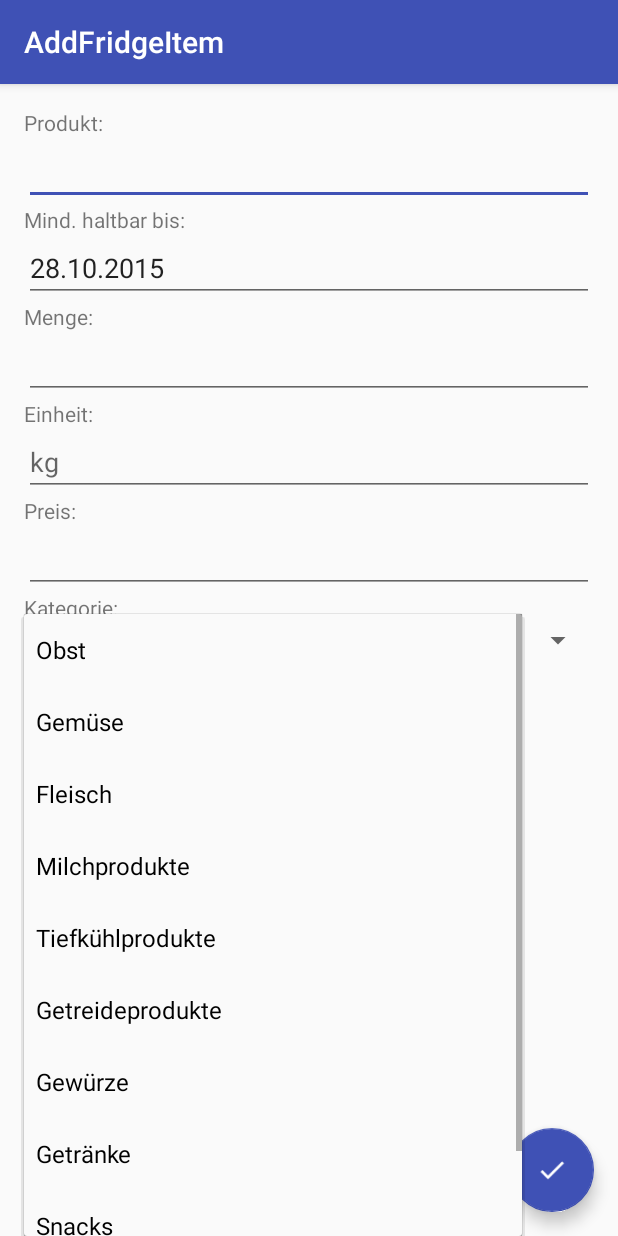
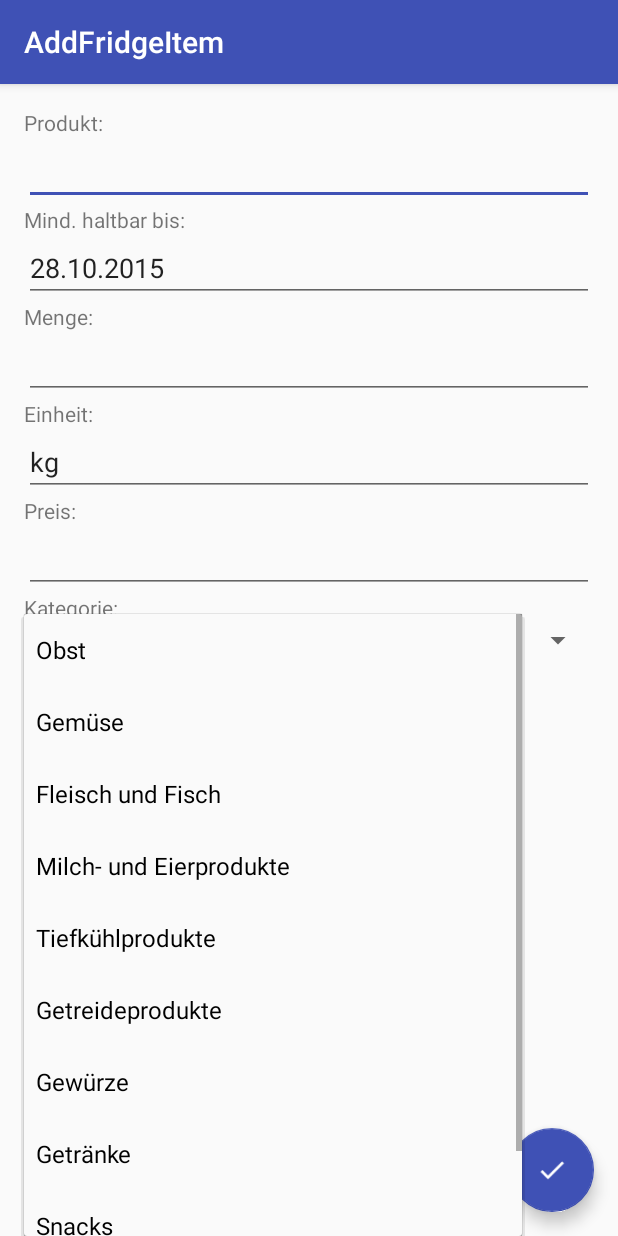
Before and after one commit to BlauerRiese/MyVirtualFridge_2.0, an Android app: the AddFridgeItem screen opened directly, with no data from a screen before it, after a tap on "Obst", on a phone screen of 412 x 824 dp. Run offline under Robolectric (Android 15) with nearby library versions, the phone set to English and light mode, and no system bars.

Commit message:
Kategorien angepasst, Daten werden (hoffentlich) in DB geschrieben :)

```diff
--- a/app/src/main/java/bjoernbinzer/myvirtualfridge/FridgeDB.java
+++ b/app/src/main/java/bjoernbinzer/myvirtualfridge/FridgeDB.java
@@ -15,10 +15,10 @@ public class FridgeDB {
     private static FridgeDBHelper mDBHelper;
 
     public static void createFridgeDB (Context context){
-        mDBHelper = new FridgeDBHelper(context);
+        if (mDBHelper == null ) mDBHelper = new FridgeDBHelper(context);
     }
 
-    public static long insertEntry(int id, String product, String durability,
+    public static long insertEntry(String product, String durability,
                                    double quantity, String uom, double price,
                                    String category ){
 
@@ -27,7 +27,6 @@ public class FridgeDB {
 
         // Create a new map of values, where column names are the keys
         ContentValues values = new ContentValues();
-        values.put(FridgeDBHelper.COLUMN_ENTRY_ID, id);
         values.put(FridgeDBHelper.COLUMN_PRODUCT, product);
         values.put(FridgeDBHelper.COLUMN_DURABILITY, durability);
         values.put(FridgeDBHelper.COLUMN_QUANTITY, quantity);
--- a/app/src/main/java/bjoernbinzer/myvirtualfridge/StartActivity.java
+++ b/app/src/main/java/bjoernbinzer/myvirtualfridge/StartActivity.java
@@ -27,6 +27,7 @@ public class StartActivity extends AppCompatActivity {
                 openAddFridgeItem(view);
             }
         });
+        FridgeDB.createFridgeDB(this);
     }
 
     @Override
--- a/app/src/main/res/layout/content_add_fridge_item.xml
+++ b/app/src/main/res/layout/content_add_fridge_item.xml
@@ -58,7 +58,7 @@
             android:id="@+id/editText_uom"
             android:layout_width="match_parent"
             android:layout_height="wrap_content"
-            android:hint="@string/item_uom_hint"
+            android:text="@string/item_uom_hint"
             android:inputType="none" />
 
         <TextView
--- a/app/src/main/res/values/strings.xml
+++ b/app/src/main/res/values/strings.xml
@@ -18,8 +18,8 @@
     <string-array name="category">
         <item>Obst</item>
         <item>Gemüse</item>
-        <item>Fleisch</item>
-        <item>Milchprodukte</item>
+        <item>Fleisch und Fisch</item>
+        <item>Milch- und Eierprodukte</item>
         <item>Tiefkühlprodukte</item>
         <item>Getreideprodukte</item>
         <item>Gewürze</item>
```
Also changed, not shown: app/src/main/java/bjoernbinzer/myvirtualfridge/AddFridgeItem.java (+16 -1 lines).
